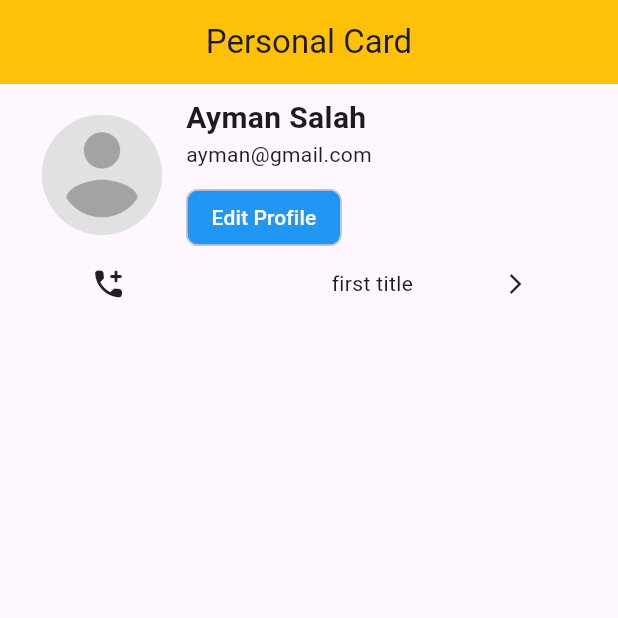
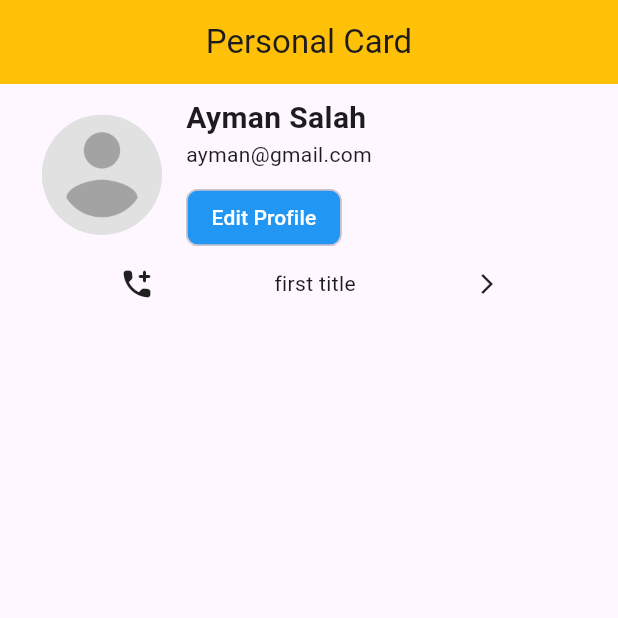
Before and after one commit to aymanSalahA/nti_user_card, a Flutter app: the screen it shows after launch, on a phone screen of 412 x 824 dp, the top half of it. Run offline on Flutter 3.47's test engine with Material 3 defaults, Android fonts, the phone set to English and light mode, and no system bars.

Commit message:
List tile enhanced

```diff
--- a/lib/widgets/custom_list_tile.dart
+++ b/lib/widgets/custom_list_tile.dart
@@ -12,7 +12,6 @@ class CustomListTile extends StatelessWidget {
       mainAxisAlignment: MainAxisAlignment.spaceEvenly,
       children: [
         Icon(infoModel.icon),
-        const SizedBox(width: 16),
         Text(infoModel.title),
         Icon(Icons.arrow_forward_ios, size: 16),
       ],
```
